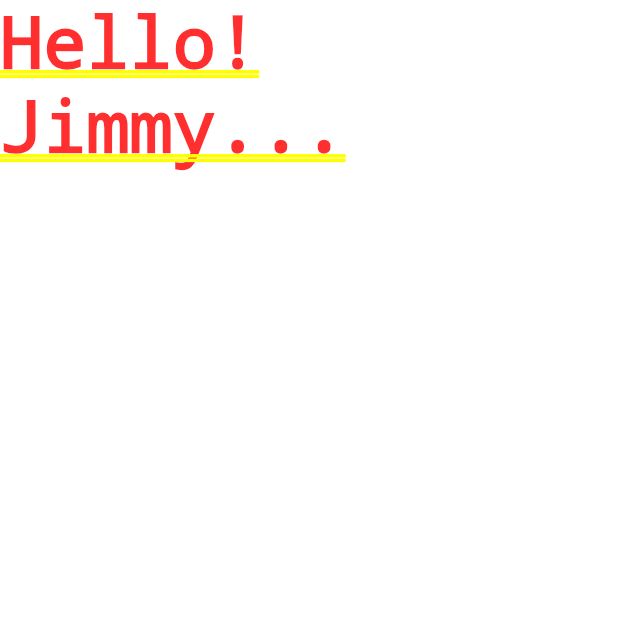
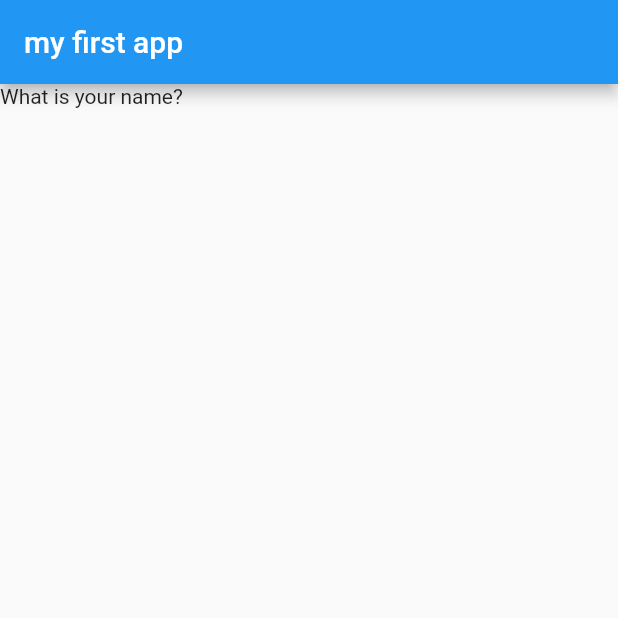
Before and after one commit to PrasadKute0708/flutterfirst, a Flutter app: the screen it shows after launch, on a phone screen of 412 x 824 dp, the top half of it. Run offline on Flutter 3.47's test engine with Material 2 defaults, Android fonts, the phone set to English and light mode, and no system bars.

Commit message:
created a title bar of the app

```diff
--- a/lib/main.dart
+++ b/lib/main.dart
@@ -7,7 +7,12 @@ void main() {
 class MyApp extends StatelessWidget {
   Widget build(BuildContext context) {
     return MaterialApp(
-      home: Text('Hello! Jimmy...'),
+      home: Scaffold(
+        appBar: AppBar(
+          title: Text("my first app"),
+        ),
+        body: Text("What is your name?"),
+      ),
     );
   }
 }
```
